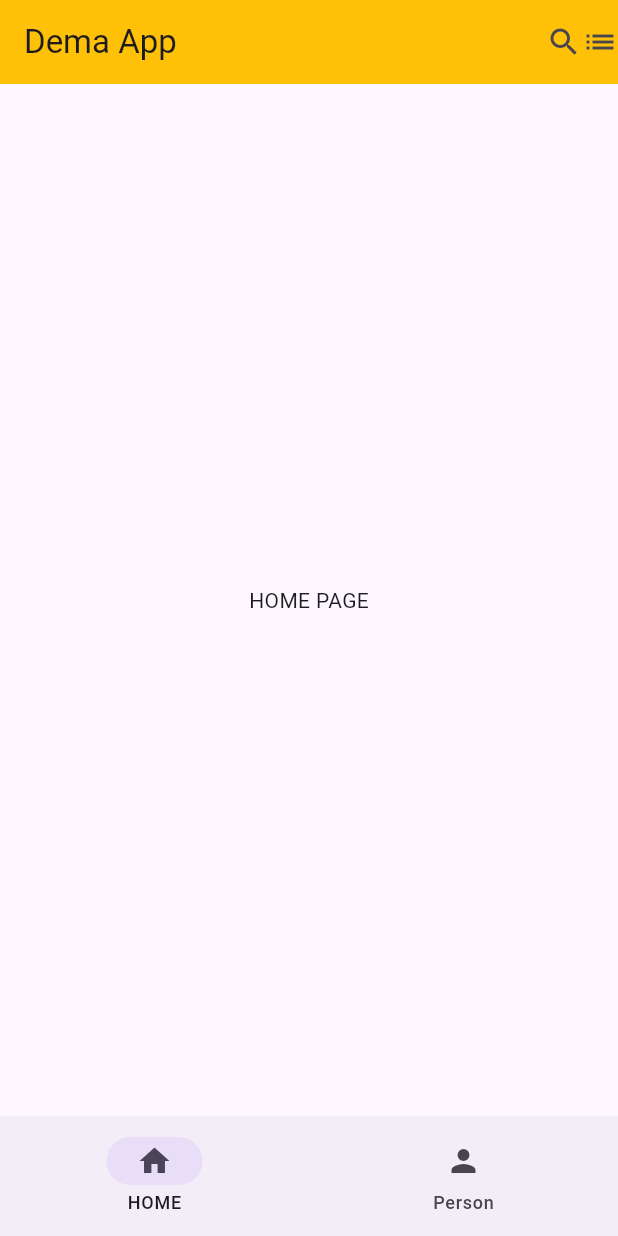
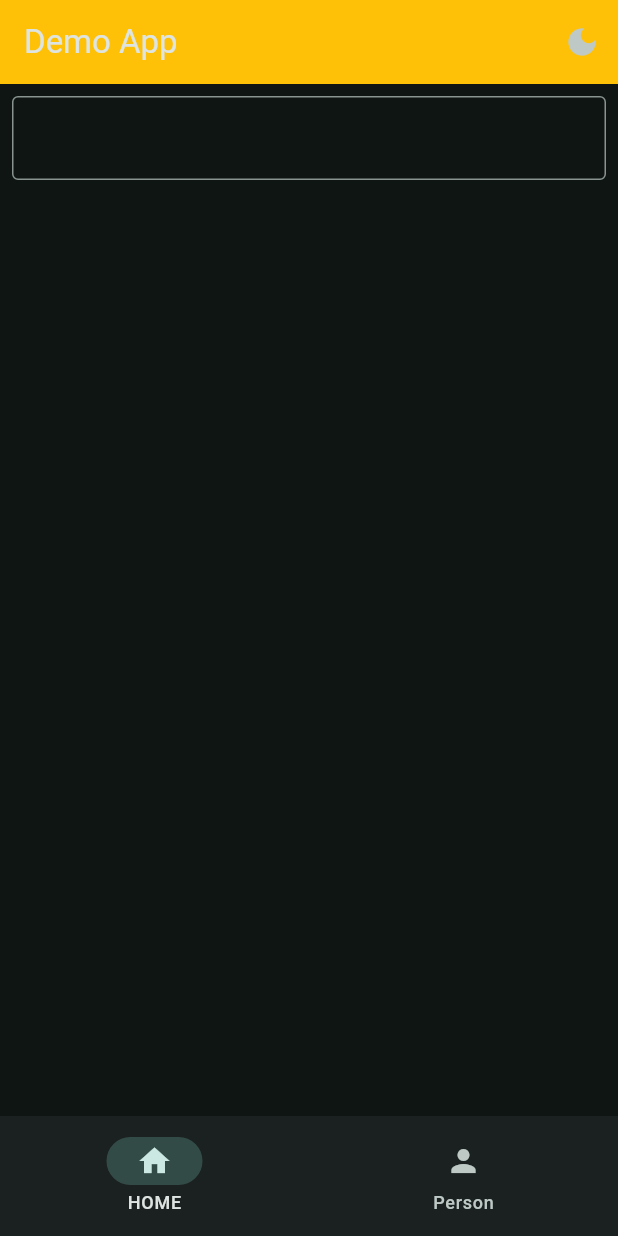
Before and after one commit to poorna-nag/todo-app, a Flutter app: the screen it shows after launch, on a phone screen of 412 x 824 dp. Run offline on Flutter 3.47's test engine with Material 3 defaults, Android fonts, the phone set to English and light mode, and no system bars.

Commit message:
theme changes

```diff
--- a/lib/Views/home_page.dart
+++ b/lib/Views/home_page.dart
@@ -10,6 +10,17 @@ class HomePage extends StatefulWidget {
 class _HomePageState extends State<HomePage> {
   @override
   Widget build(BuildContext context) {
-    return Center(child: Text('HOME PAGE'),);
+    return Padding(
+      padding: const EdgeInsets.all(8.0),
+      child: Column(
+        children: [
+          TextField(
+            decoration: const InputDecoration(
+              border: OutlineInputBorder()
+            ),
+          )
+        ],
+      ),
+    );
   }
 }
--- a/lib/Views/widgettree.dart
+++ b/lib/Views/widgettree.dart
@@ -6,21 +6,36 @@ import 'package:flutter_application_2/widgets/notifire.dart';
 
 List<Widget> pages = [HomePage(), PersonPage()];
 
-class Widgettree extends StatelessWidget {
-  const Widgettree({super.key});
+class WidgetTree extends StatelessWidget {
+  const WidgetTree({super.key});
 
   @override
   Widget build(BuildContext context) {
     return Scaffold(
       appBar: AppBar(
-        title: Text("Dema App"),
+        title: Text("Demo App"),
         backgroundColor: Colors.amber,
         // leading: Icon(Icons.whatshot_sharp),
-        actions: [Icon(Icons.search), Icon(Icons.list)],
+        actions: [
+          IconButton(
+            onPressed: () {
+              isDarkModeNotifire.value = !isDarkModeNotifire.value;
+            },
+            icon: ValueListenableBuilder(
+              valueListenable: isDarkModeNotifire,
+              builder: (context, isDarkMood, child) {
+                return Icon(isDarkMood ? Icons.dark_mode : Icons.light_mode);
+              },
+            ),
+          ),
+        ],
       ),
-      body: ValueListenableBuilder(valueListenable: selectedPageNotifire, builder: (context, selectedpage, child) {
-        return pages.elementAt(selectedpage);
-      },),
+      body: ValueListenableBuilder(
+        valueListenable: selectedPageNotifire,
+        builder: (context, selectedpage, child) {
+          return pages.elementAt(selectedpage);
+        },
+      ),
       bottomNavigationBar: BottomnavAppbar(),
     );
   }
--- a/lib/main.dart
+++ b/lib/main.dart
@@ -1,5 +1,6 @@
 import 'package:flutter/material.dart';
 import 'package:flutter_application_2/Views/widgettree.dart';
+import 'package:flutter_application_2/widgets/notifire.dart';
 
 void main() {
   runApp(const MainApp());
@@ -10,9 +11,20 @@ class MainApp extends StatelessWidget {
 
   @override
   Widget build(BuildContext context) {
-    return MaterialApp(
-      debugShowCheckedModeBanner: false,
-      home:Widgettree(),
+    return ValueListenableBuilder(
+      valueListenable: isDarkModeNotifire,
+      builder: (context, isDarkMood, child) {
+        return MaterialApp(
+          theme: ThemeData(
+            colorScheme: ColorScheme.fromSeed(
+              seedColor: Colors.teal,
+              brightness: isDarkMood ? Brightness.dark : Brightness.light,
+            ),
+          ),
+          debugShowCheckedModeBanner: false,
+          home: WidgetTree(),
+        );
+      },
     );
   }
 }
--- a/lib/widgets/notifire.dart
+++ b/lib/widgets/notifire.dart
@@ -1,3 +1,4 @@
 import 'package:flutter/material.dart';
 
 ValueNotifier<int> selectedPageNotifire = ValueNotifier(0);
+ ValueNotifier<bool> isDarkModeNotifire = ValueNotifier(true);
```
